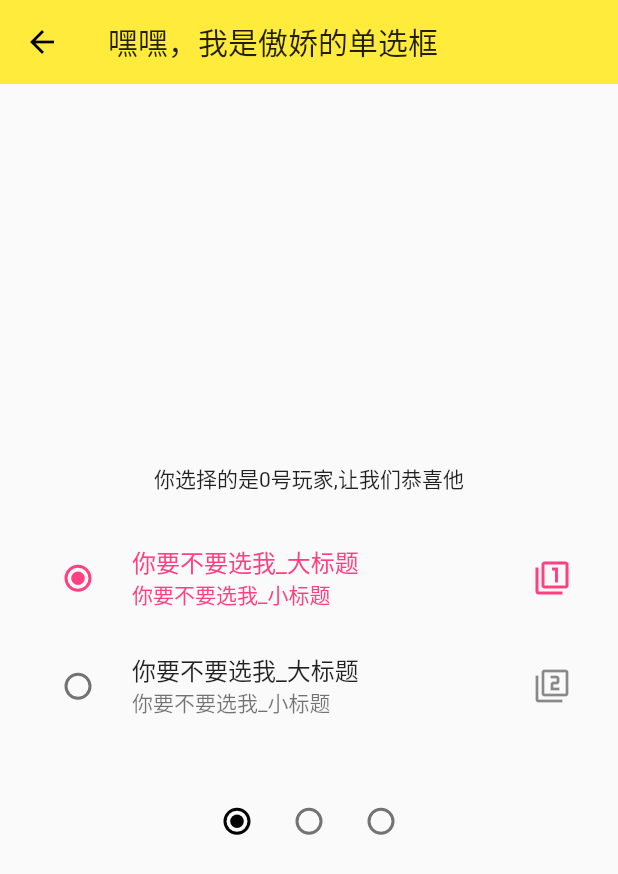
After one commit to cc9611/flutter_demo, a Flutter app: the screen it shows after launch, after a tap on "来，让我们见识一下单选框", on a phone screen of 412 x 824 dp. The commit adds this screen. Shown: the top 874 px of the screen. Run offline on Flutter 3.47's test engine with Material 2 defaults, Android fonts, the phone set to English and light mode, and no system bars; missing offline and left inert: dart:ffi.

Commit message:
时间选择器和输入多选单选的使用

```diff
--- a/lib/demo/form_demo.dart
+++ b/lib/demo/form_demo.dart
@@ -6,6 +6,9 @@ class FormDemo extends StatelessWidget {
   @override
   Widget build(BuildContext context) {
     return Scaffold(
+      appBar: AppBar(
+        title: Text('登陆表单'),
+      ),
       body: Theme(
         data: Theme.of(context).copyWith(
           primaryColor: Colors.orange
--- a/lib/demo/material_components.dart
+++ b/lib/demo/material_components.dart
@@ -1,6 +1,12 @@
+import 'package:chenchen_demo/demo/datetime_demo.dart';
 import 'package:chenchen_demo/demo/popup_menu_button_demo.dart';
+import 'package:chenchen_demo/demo/radio_demo.dart';
+import 'package:chenchen_demo/demo/slider_demo.dart';
+import 'package:chenchen_demo/demo/switch_demo.dart';
 import 'package:flutter/material.dart';
 import '../demo/button_demo.dart';
+import 'form_demo.dart';
+import 'checkbox_demo.dart';
 class MaterialComponents extends StatelessWidget {
   @override
   Widget build(BuildContext context) {
@@ -22,6 +28,34 @@ class MaterialComponents extends StatelessWidget {
             title: 'PopupMenuButton',
             page: PopupMenuButtonDemo(),
           ),
+          ListItem(
+            title: 'Form',
+            page: FormDemo(),
+          ),
+          ListItem(
+            title: 'CheckBox',
+            page: CheckboxDemo(),
+          ),
+          ListItem(
+            title: '下面我要用中文，哼😠',
+            page: CheckboxDemo(),
+          ),
+          ListItem(
+            title: '来，让我们见识一下单选框',
+            page: RadioDemo(),
+          ),
+          ListItem(
+            title: '来，让我们见识一下开关',
+            page: SwitchDemo(),
+          ),
+          ListItem(
+            title: '来，让我们见识一下滑动选择器',
+            page: SliderDemo(),
+          ),
+          ListItem(
+            title: '来，让我们见识一下国际化组件',
+            page: DatetimeDemo(),
+          ),
         ],
       ),
     );
@@ -42,7 +76,14 @@ class _WidgetDemo extends StatelessWidget {
         padding: EdgeInsets.all(16.0),
         child: Column(
           mainAxisAlignment: MainAxisAlignment.center,
-          children: [],
+          children: [
+            Row(
+              mainAxisAlignment: MainAxisAlignment.center,
+              children: [
+
+              ],
+            )
+          ],
         ),
       ),
     );
@@ -87,12 +128,12 @@ class FloatingActionButtonDemo extends StatelessWidget {
   }
 }
 
+
+/* 构建视图列表 点击 跳转进新的页面 */
 class ListItem extends StatelessWidget {
   final String title;
   final Widget page;
-
   ListItem({this.title, this.page});
-
   @override
   Widget build(BuildContext context) {
     return ListTile(
--- /dev/null
+++ b/lib/demo/radio_demo.dart
@@ -0,0 +1,83 @@
+import 'dart:ffi';
+
+import 'package:flutter/material.dart';
+
+class RadioDemo extends StatefulWidget {
+  @override
+  _RadioDemoState createState() => _RadioDemoState();
+}
+
+class _RadioDemoState extends State<RadioDemo> {
+  int _radioGroupA = 0;
+  /* 设置点击方法 */
+  /* 当单选按钮的值和群组的值一样的时候就为选中装填 */
+  void _handleRadioValueChanged(int value) {
+    setState(() {
+      _radioGroupA = value;
+    });
+  }
+
+  @override
+  Widget build(BuildContext context) {
+    return Scaffold(
+      appBar: AppBar(
+        title: Text('嘿嘿，我是傲娇的单选框'),
+        elevation: 0.0,
+      ),
+      body: Container(
+        padding: EdgeInsets.all(16.0),
+        child: Column(
+          mainAxisAlignment: MainAxisAlignment.center,
+          children: [
+            Text('你选择的是${_radioGroupA}号玩家,让我们恭喜他'),
+            SizedBox(height: 20,),
+            RadioListTile(
+              value: 0,
+              groupValue: _radioGroupA,
+              onChanged: _handleRadioValueChanged,
+              title: Text("你要不要选我_大标题"),
+              subtitle: Text("你要不要选我_小标题"),
+              secondary: Icon(Icons.filter_1),/* 图标显示 */
+              selected: _radioGroupA==0,/* bool类型，是否让选中的radio显示为激活的颜色 */
+            ),
+            RadioListTile(
+              value: 1,
+              groupValue: _radioGroupA,
+              onChanged: _handleRadioValueChanged,
+              title: Text("你要不要选我_大标题"),
+              subtitle: Text("你要不要选我_小标题"),
+              secondary: Icon(Icons.filter_2),/* 图标显示 */
+              selected: _radioGroupA==1,/* bool类型，是否让选中的radio显示为激活的颜色 */
+            ),
+            SizedBox(
+              height: 30,
+            ),
+            Row(
+              mainAxisAlignment: MainAxisAlignment.center,
+              children: [
+                Radio(
+                  value: 0,
+                  groupValue: _radioGroupA,
+                  onChanged: _handleRadioValueChanged,
+                  activeColor: Colors.black,
+                ),
+                Radio(
+                  value: 1,
+                  groupValue: _radioGroupA,
+                  onChanged: _handleRadioValueChanged,
+                  activeColor: Colors.black,
+                ),
+                Radio(
+                  value: 2,
+                  groupValue: _radioGroupA,
+                  onChanged: _handleRadioValueChanged,
+                  activeColor: Colors.black,
+                ),
+              ],
+            )
+          ],
+        ),
+      ),
+    );
+  }
+}
--- a/pubspec.yaml
+++ b/pubspec.yaml
@@ -23,8 +23,7 @@ environment:
 dependencies:
   flutter:
     sdk: flutter
-
-
+  intl: ^0.16.1
   # The following adds the Cupertino Icons font to your application.
   # Use with the CupertinoIcons class for iOS style icons.
   cupertino_icons: ^0.1.3
```
Also changed, not shown: lib/demo/checkbox_demo.dart (added, +57 -0 lines), lib/demo/datetime_demo.dart (added, +78 -0 lines), lib/demo/slider_demo.dart (added, +45 -0 lines), lib/demo/switch_demo.dart (added, +51 -0 lines), pubspec.lock.
